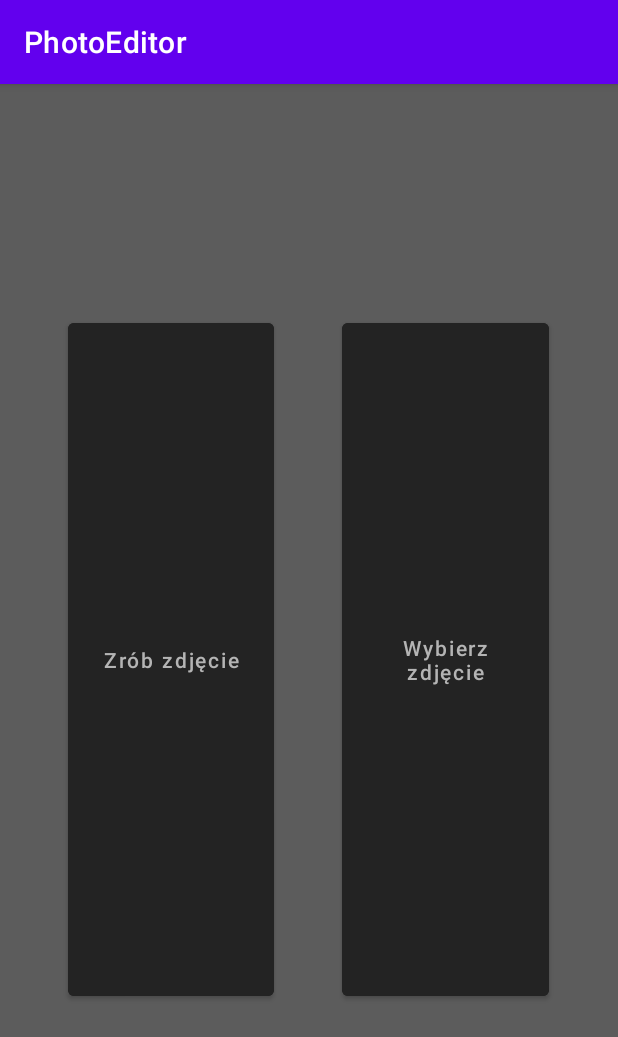
After one commit to BKowalskiOff/MobilePhotoEditor, an Android app: the fragment PhotoImportMenu shown on its own in the app's theme, on a phone screen of 412 x 824 dp. The commit adds this screen. Shown: the top 1037 px of the screen. Run offline under Robolectric (Android 15) with nearby library versions, the phone set to English and light mode, and no system bars.

Commit message:
Create photo importing menu fragment

```diff
--- /dev/null
+++ b/app/src/main/java/com/example/photoeditor/PhotoImportMenu.kt
@@ -0,0 +1,59 @@
+package com.example.photoeditor
+
+import android.os.Bundle
+import androidx.fragment.app.Fragment
+import android.view.LayoutInflater
+import android.view.View
+import android.view.ViewGroup
+
+// TODO: Rename parameter arguments, choose names that match
+// the fragment initialization parameters, e.g. ARG_ITEM_NUMBER
+private const val ARG_PARAM1 = "param1"
+private const val ARG_PARAM2 = "param2"
+
+/**
+ * A simple [Fragment] subclass.
+ * Use the [PhotoImportMenu.newInstance] factory method to
+ * create an instance of this fragment.
+ */
+class PhotoImportMenu : Fragment() {
+    // TODO: Rename and change types of parameters
+    private var param1: String? = null
+    private var param2: String? = null
+
+    override fun onCreate(savedInstanceState: Bundle?) {
+        super.onCreate(savedInstanceState)
+        arguments?.let {
+            param1 = it.getString(ARG_PARAM1)
+            param2 = it.getString(ARG_PARAM2)
+        }
+    }
+
+    override fun onCreateView(
+        inflater: LayoutInflater, container: ViewGroup?,
+        savedInstanceState: Bundle?
+    ): View? {
+        // Inflate the layout for this fragment
+        return inflater.inflate(R.layout.fragment_photo_import_menu, container, false)
+    }
+
+    companion object {
+        /**
+         * Use this factory method to create a new instance of
+         * this fragment using the provided parameters.
+         *
+         * @param param1 Parameter 1.
+         * @param param2 Parameter 2.
+         * @return A new instance of fragment PhotoImportMenu.
+         */
+        // TODO: Rename and change types and number of parameters
+        @JvmStatic
+        fun newInstance(param1: String, param2: String) =
+            PhotoImportMenu().apply {
+                arguments = Bundle().apply {
+                    putString(ARG_PARAM1, param1)
+                    putString(ARG_PARAM2, param2)
+                }
+            }
+    }
+}
--- a/app/src/main/res/layout/activity_main.xml
+++ b/app/src/main/res/layout/activity_main.xml
@@ -19,6 +19,6 @@
         android:layout_width="match_parent"
         android:layout_height="0dp"
         android:layout_weight="1"
-        tools:layout="@layout/fcv_menu" />
+        tools:layout="@layout/fragment_photo_import_menu" />
 
 </LinearLayout>
--- a/app/src/main/res/layout/fcv_menu.xml
+++ /dev/null
@@ -1,14 +0,0 @@
-<?xml version="1.0" encoding="utf-8"?>
-<FrameLayout xmlns:android="http://schemas.android.com/apk/res/android"
-    xmlns:tools="http://schemas.android.com/tools"
-    android:layout_width="match_parent"
-    android:layout_height="match_parent"
-    tools:context=".PhotoFragment">
-
-    <!-- TODO: Update blank fragment layout -->
-    <TextView
-        android:layout_width="match_parent"
-        android:layout_height="match_parent"
-        android:text="" />
-
-</FrameLayout>
--- /dev/null
+++ b/app/src/main/res/layout/fragment_photo_import_menu.xml
@@ -0,0 +1,66 @@
+<?xml version="1.0" encoding="utf-8"?>
+<LinearLayout xmlns:android="http://schemas.android.com/apk/res/android"
+    xmlns:app="http://schemas.android.com/apk/res-auto"
+    xmlns:tools="http://schemas.android.com/tools"
+    android:layout_width="match_parent"
+    android:layout_height="match_parent"
+    android:orientation="vertical"
+    tools:context=".PhotoImportMenu"
+    tools:ignore="SpeakableTextPresentCheck"
+    tools:showIn="@layout/activity_main"
+    android:background="@color/menu_background_dark_grey">
+
+    <androidx.legacy.widget.Space
+        android:layout_width="match_parent"
+        android:layout_height="0dp"
+        android:layout_weight="1"/>
+
+    <LinearLayout
+        android:layout_width="match_parent"
+        android:layout_height="0dp"
+        android:orientation="horizontal"
+        android:layout_weight="3">
+
+        <androidx.legacy.widget.Space
+            android:layout_width="0dp"
+            android:layout_height="match_parent"
+            android:layout_weight="1"/>
+
+        <Button
+            android:id="@+id/button6"
+            android:layout_width="0dp"
+            android:layout_height="match_parent"
+            android:layout_weight="3"
+            android:backgroundTint="@color/menu_background_darker_grey"
+            android:text="Zrób zdjęcie"
+            android:textAllCaps="false"
+            android:textColor="@color/menu_button_text_dark_grey" />
+
+        <androidx.legacy.widget.Space
+            android:layout_width="0dp"
+            android:layout_height="match_parent"
+            android:layout_weight="1"/>
+
+        <Button
+            android:id="@+id/button7"
+            android:layout_width="0dp"
+            android:layout_height="match_parent"
+            android:layout_weight="3"
+            android:backgroundTint="@color/menu_background_darker_grey"
+            android:text="Wybierz zdjęcie"
+            android:textAllCaps="false"
+            android:textColor="@color/menu_button_text_dark_grey" />
+
+        <androidx.legacy.widget.Space
+            android:layout_width="0dp"
+            android:layout_height="match_parent"
+            android:layout_weight="1"/>
+
+    </LinearLayout>
+
+    <androidx.legacy.widget.Space
+    android:layout_width="match_parent"
+    android:layout_height="0dp"
+    android:layout_weight="1"/>
+
+</LinearLayout>
--- a/app/src/main/res/values/colors.xml
+++ b/app/src/main/res/values/colors.xml
@@ -7,4 +7,7 @@
     <color name="teal_700">#FF018786</color>
     <color name="black">#FF000000</color>
     <color name="white">#FFFFFFFF</color>
+    <color name="menu_background_dark_grey">#5C5C5C</color>
+    <color name="menu_background_darker_grey">#232323</color>
+    <color name="menu_button_text_dark_grey">#B4B4B4</color>
 </resources>
```
